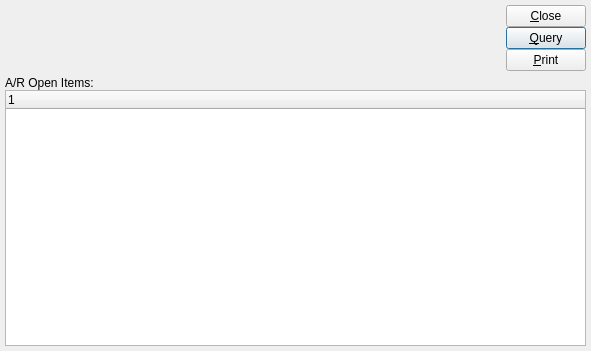
The window that guiclient/dspAROpenItems.ui (Pegasus-RPG/xtuple-client) describes before a commit, drawn with Qt 5.
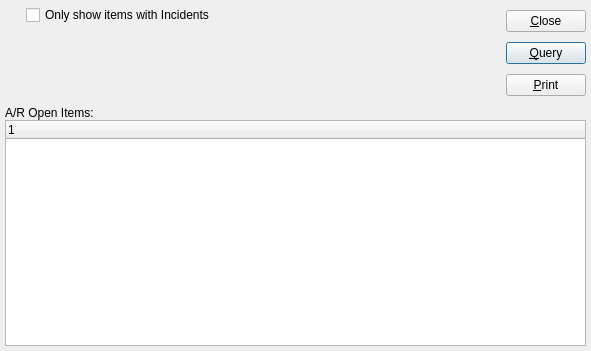
The same window after the commit. Custom widgets are drawn as their Qt base class.

Commit message: issue #6728:create, edit, view Incidents from Open A/R Items displays

```diff
--- a/guiclient/dspAROpenItems.ui
+++ b/guiclient/dspAROpenItems.ui
@@ -16,13 +16,16 @@
    <layout class="QVBoxLayout" >
     <item>
      <layout class="QHBoxLayout" >
+      <property name="spacing" >
+       <number>5</number>
+      </property>
       <item>
        <layout class="QVBoxLayout" >
         <property name="spacing" >
          <number>0</number>
         </property>
         <item>
-         <widget class="DateCluster" name="_dates" >
+         <widget class="DateCluster" native="1" name="_dates" >
           <property name="focusPolicy" >
            <enum>Qt::StrongFocus</enum>
           </property>
@@ -47,22 +50,41 @@
        </layout>
       </item>
       <item>
-       <layout class="QHBoxLayout" >
-        <property name="spacing" >
-         <number>0</number>
-        </property>
+       <layout class="QVBoxLayout" >
+        <item>
+         <widget class="XCheckBox" name="_incidentsOnly" >
+          <property name="text" >
+           <string>Only show items with Incidents</string>
+          </property>
+         </widget>
+        </item>
         <item>
          <spacer>
           <property name="orientation" >
-           <enum>Qt::Horizontal</enum>
-          </property>
-          <property name="sizeType" >
-           <enum>QSizePolicy::Expanding</enum>
+           <enum>Qt::Vertical</enum>
           </property>
           <property name="sizeHint" >
            <size>
             <width>20</width>
-            <height>0</height>
+            <height>40</height>
+           </size>
+          </property>
+         </spacer>
+        </item>
+       </layout>
+      </item>
+      <item>
+       <spacer>
+        <property name="orientation" >
+         <enum>Qt::Horizontal</enum>
+        </property>
+        <property name="sizeType" >
+         <enum>QSizePolicy::Expanding</enum>
+        </property>
+        <property name="sizeHint" >
+         <size>
+          <width>131</width>
+          <height>96</height>
            </size>
           </property>
          </spacer>
@@ -106,8 +128,6 @@
         </item>
        </layout>
       </item>
-     </layout>
-    </item>
     <item>
      <widget class="QFrame" name="frame" >
       <property name="sizePolicy" >
@@ -161,14 +181,7 @@
         </widget>
        </item>
        <item>
-        <widget class="XTreeWidget" name="_aropen" >
-         <property name="sizePolicy" >
-          <sizepolicy vsizetype="Expanding" hsizetype="Expanding" >
-           <horstretch>0</horstretch>
-           <verstretch>1</verstretch>
-          </sizepolicy>
-         </property>
-        </widget>
+        <widget class="XTreeWidget" name="_aropen" />
        </item>
       </layout>
      </widget>
@@ -189,6 +202,11 @@
    <extends>QTreeWidget</extends>
    <header>xtreewidget.h</header>
   </customwidget>
+  <customwidget>
+   <class>XCheckBox</class>
+   <extends>QCheckBox</extends>
+   <header>xcheckbox.h</header>
+  </customwidget>
  </customwidgets>
  <tabstops>
   <tabstop>_dates</tabstop>
```
Lines whose indentation alone changed are shown as unchanged. The commit also changes 6 other files.
